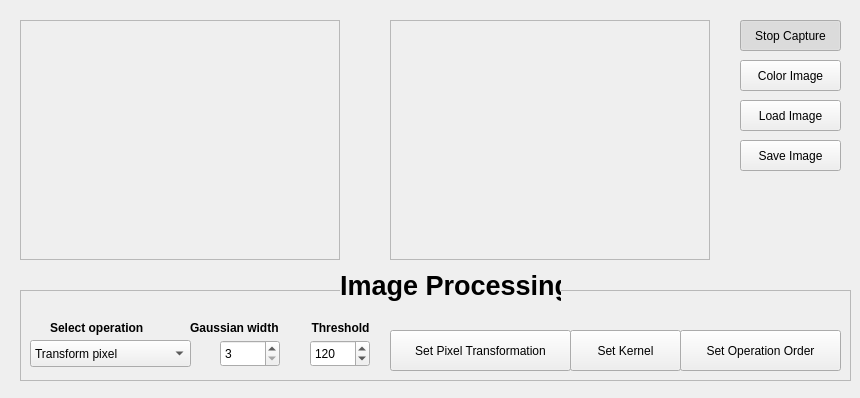
Above: P3/mainwindow.ui from JesusCHA/VA before the change. Below: the same form after it.
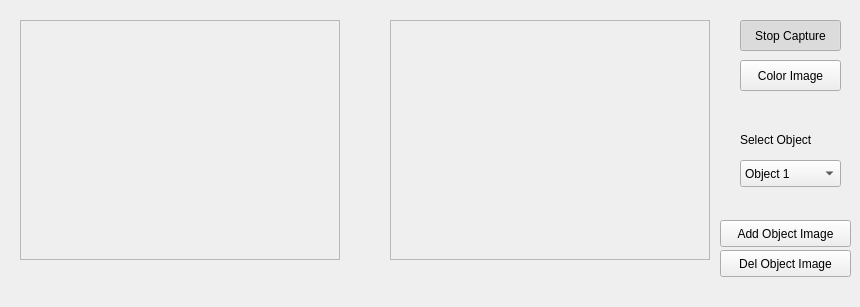
That is the form after the change.

Commit message: interfaz chula pirula

Patch:
```diff
--- a/P3/mainwindow.ui
+++ b/P3/mainwindow.ui
@@ -7,7 +7,7 @@
     <x>0</x>
     <y>0</y>
     <width>860</width>
-    <height>398</height>
+    <height>307</height>
    </rect>
   </property>
   <property name="windowTitle">
@@ -83,248 +83,68 @@
     <bool>false</bool>
    </property>
   </widget>
-  <widget class="QPushButton" name="loadButton">
-   <property name="geometry">
-    <rect>
-     <x>740</x>
-     <y>100</y>
-     <width>101</width>
-     <height>31</height>
-    </rect>
-   </property>
-   <property name="text">
-    <string>Load Image</string>
-   </property>
-   <property name="checkable">
-    <bool>false</bool>
-   </property>
-   <property name="checked">
-    <bool>false</bool>
-   </property>
-  </widget>
-  <widget class="QFrame" name="processingFrame">
-   <property name="geometry">
-    <rect>
-     <x>20</x>
-     <y>290</y>
-     <width>831</width>
-     <height>91</height>
-    </rect>
-   </property>
-   <property name="frameShape">
-    <enum>QFrame::StyledPanel</enum>
-   </property>
-   <property name="frameShadow">
-    <enum>QFrame::Raised</enum>
-   </property>
-   <widget class="QComboBox" name="operationComboBox">
-    <property name="geometry">
-     <rect>
-      <x>10</x>
-      <y>50</y>
-      <width>161</width>
-      <height>27</height>
-     </rect>
-    </property>
-    <item>
-     <property name="text">
-      <string>Transform pixel</string>
-     </property>
-    </item>
-    <item>
-     <property name="text">
-      <string>Thresholding</string>
-     </property>
-    </item>
-    <item>
-     <property name="text">
-      <string>Equalize</string>
-     </property>
-    </item>
-    <item>
-     <property name="text">
-      <string>Gaussian Blur</string>
-     </property>
-    </item>
-    <item>
-     <property name="text">
-      <string>Median Blur</string>
-     </property>
-    </item>
-    <item>
-     <property name="text">
-      <string>Linear Filter</string>
-     </property>
-    </item>
-    <item>
-     <property name="text">
-      <string>Dilate</string>
-     </property>
-    </item>
-    <item>
-     <property name="text">
-      <string>Erode</string>
-     </property>
-    </item>
-    <item>
-     <property name="text">
-      <string>Apply several...</string>
-     </property>
-    </item>
-   </widget>
-   <widget class="QLabel" name="operationLabel">
-    <property name="geometry">
-     <rect>
-      <x>30</x>
-      <y>30</y>
-      <width>121</width>
-      <height>17</height>
-     </rect>
-    </property>
-    <property name="text">
-     <string>&lt;html&gt;&lt;head/&gt;&lt;body&gt;&lt;p&gt;&lt;span style=&quot; font-weight:600;&quot;&gt;Select operation&lt;/span&gt;&lt;/p&gt;&lt;/body&gt;&lt;/html&gt;</string>
-    </property>
-   </widget>
-   <widget class="QLabel" name="gaussianLabel">
-    <property name="geometry">
-     <rect>
-      <x>170</x>
-      <y>30</y>
-      <width>111</width>
-      <height>17</height>
-     </rect>
-    </property>
-    <property name="text">
-     <string>&lt;html&gt;&lt;head/&gt;&lt;body&gt;&lt;p&gt;&lt;span style=&quot; font-weight:600;&quot;&gt;Gaussian width&lt;/span&gt;&lt;/p&gt;&lt;/body&gt;&lt;/html&gt;</string>
-    </property>
-   </widget>
-   <widget class="QSpinBox" name="thresholdSpinBox">
-    <property name="geometry">
-     <rect>
-      <x>290</x>
-      <y>50</y>
-      <width>60</width>
-      <height>27</height>
-     </rect>
-    </property>
-    <property name="maximum">
-     <number>255</number>
-    </property>
-    <property name="value">
-     <number>120</number>
-    </property>
-   </widget>
-   <widget class="QLabel" name="gaussianLabel_2">
-    <property name="geometry">
-     <rect>
-      <x>280</x>
-      <y>30</y>
-      <width>81</width>
-      <height>17</height>
-     </rect>
-    </property>
-    <property name="text">
-     <string>&lt;html&gt;&lt;head/&gt;&lt;body&gt;&lt;p align=&quot;center&quot;&gt;&lt;span style=&quot; font-weight:600;&quot;&gt;Threshold&lt;/span&gt;&lt;/p&gt;&lt;/body&gt;&lt;/html&gt;</string>
-    </property>
-   </widget>
-   <widget class="QPushButton" name="kernelButton">
-    <property name="geometry">
-     <rect>
-      <x>550</x>
-      <y>40</y>
-      <width>111</width>
-      <height>41</height>
-     </rect>
-    </property>
-    <property name="text">
-     <string>Set Kernel</string>
-    </property>
-   </widget>
-   <widget class="QPushButton" name="operOrderButton">
-    <property name="geometry">
-     <rect>
-      <x>660</x>
-      <y>40</y>
-      <width>161</width>
-      <height>41</height>
-     </rect>
-    </property>
-    <property name="text">
-     <string>Set Operation Order</string>
-    </property>
-   </widget>
-   <widget class="QPushButton" name="pixelTButton">
-    <property name="geometry">
-     <rect>
-      <x>370</x>
-      <y>40</y>
-      <width>181</width>
-      <height>41</height>
-     </rect>
-    </property>
-    <property name="text">
-     <string>Set Pixel Transformation</string>
-    </property>
-   </widget>
-   <widget class="QSpinBox" name="gaussWidthBox">
-    <property name="geometry">
-     <rect>
-      <x>200</x>
-      <y>50</y>
-      <width>60</width>
-      <height>27</height>
-     </rect>
-    </property>
-    <property name="minimum">
-     <number>3</number>
-    </property>
-    <property name="maximum">
-     <number>19</number>
-    </property>
-    <property name="singleStep">
-     <number>2</number>
-    </property>
-    <property name="value">
-     <number>3</number>
-    </property>
-   </widget>
-  </widget>
   <widget class="QLabel" name="label">
    <property name="geometry">
     <rect>
-     <x>340</x>
-     <y>270</y>
-     <width>221</width>
-     <height>31</height>
+     <x>740</x>
+     <y>130</y>
+     <width>91</width>
+     <height>20</height>
     </rect>
    </property>
-   <property name="autoFillBackground">
-    <bool>true</bool>
-   </property>
    <property name="text">
-    <string>&lt;html&gt;&lt;head/&gt;&lt;body&gt;&lt;p&gt;&lt;span style=&quot; font-size:20pt; font-weight:600;&quot;&gt;Image Processing&lt;/span&gt;&lt;/p&gt;&lt;/body&gt;&lt;/html&gt;</string>
-   </property>
-   <property name="textFormat">
-    <enum>Qt::RichText</enum>
+    <string>Select Object</string>
    </property>
   </widget>
-  <widget class="QPushButton" name="saveButton">
+  <widget class="QComboBox" name="comboBoxObjectSelect">
    <property name="geometry">
     <rect>
      <x>740</x>
-     <y>140</y>
+     <y>160</y>
      <width>101</width>
-     <height>31</height>
+     <height>27</height>
     </rect>
    </property>
+   <item>
+    <property name="text">
+     <string>Object 1</string>
+    </property>
+   </item>
+   <item>
+    <property name="text">
+     <string>Object 2</string>
+    </property>
+   </item>
+   <item>
+    <property name="text">
+     <string>Object 3</string>
+    </property>
+   </item>
+  </widget>
+  <widget class="QPushButton" name="addObjButton">
+   <property name="geometry">
+    <rect>
+     <x>720</x>
+     <y>220</y>
+     <width>131</width>
+     <height>27</height>
+    </rect>
+   </property>
    <property name="text">
-    <string>Save Image</string>
+    <string>Add Object Image</string>
    </property>
-   <property name="checkable">
-    <bool>false</bool>
+  </widget>
+  <widget class="QPushButton" name="delObjButton">
+   <property name="geometry">
+    <rect>
+     <x>720</x>
+     <y>250</y>
+     <width>131</width>
+     <height>27</height>
+    </rect>
    </property>
-   <property name="checked">
-    <bool>false</bool>
+   <property name="text">
+    <string>Del Object Image</string>
    </property>
   </widget>
  </widget>
```
